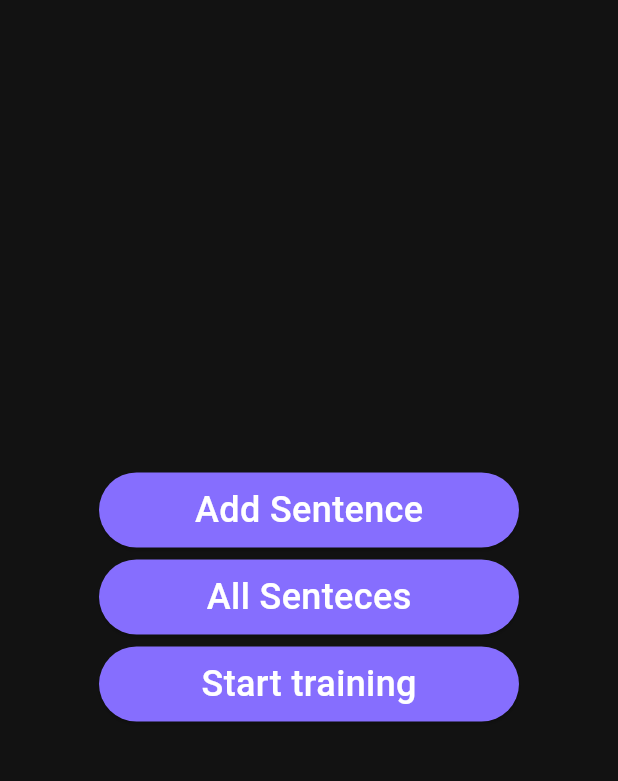
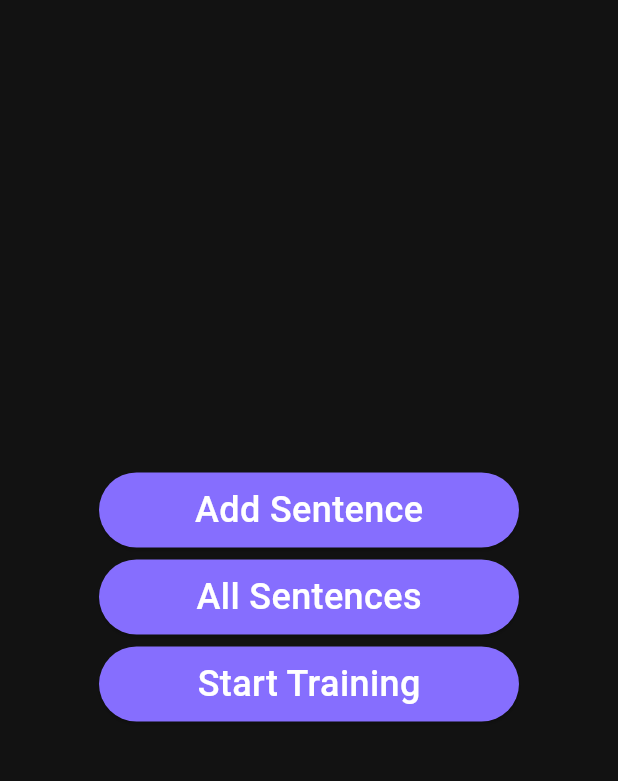
Before and after one commit to ana-znv/translate_trainer, a Flutter app: the screen it shows after launch, on a phone screen of 412 x 824 dp, the part 63-844 px from its top. Run offline on Flutter 3.47's test engine with Material 3 defaults, Android fonts, the phone set to English and light mode, and no system bars.

Commit message:
reformated all the project

```diff
--- /dev/null
+++ b/lib/app.dart
@@ -0,0 +1,17 @@
+import 'package:flutter/material.dart';
+import 'package:translate_trainer/router/routes.dart';
+import 'package:translate_trainer/theme/theme.dart';
+
+class TranslateTrainer extends StatelessWidget {
+  const TranslateTrainer({super.key});
+
+  @override
+  Widget build(BuildContext context) {
+    return MaterialApp(
+      title: 'Flutter Demo',
+      theme: darkTheme,
+      initialRoute: '/',
+      routes: routes,
+    );
+  }
+}
--- /dev/null
+++ b/lib/features/add_sentence/add_sentence.dart
@@ -0,0 +1 @@
+export 'view/add_sentence_screen.dart';
--- /dev/null
+++ b/lib/features/add_sentence/view/add_sentence_screen.dart
@@ -0,0 +1,20 @@
+import 'package:flutter/material.dart';
+
+class AddSentenceScreen extends StatelessWidget {
+  const AddSentenceScreen({super.key});
+
+  @override
+  Widget build(BuildContext context) {
+    return Scaffold(
+      appBar: AppBar(
+        leading: IconButton(
+          onPressed: () {
+            Navigator.pop(context);
+          },
+          icon: Icon(Icons.arrow_back_ios, color: Colors.white),
+        ),
+        title: Text("Add sentence", style: TextStyle(color: Colors.white)),
+      ),
+    );
+  }
+}
--- /dev/null
+++ b/lib/features/home/home.dart
@@ -0,0 +1 @@
+export 'view/home_screen.dart';
--- /dev/null
+++ b/lib/features/home/view/home_screen.dart
@@ -0,0 +1,39 @@
+import 'package:flutter/material.dart';
+import 'package:translate_trainer/features/home/widgets/home_element_box.dart';
+
+class HomeScreen extends StatefulWidget {
+  const HomeScreen({super.key});
+
+  @override
+  State<HomeScreen> createState() => _HomeScreenState();
+}
+
+class _HomeScreenState extends State<HomeScreen> {
+  @override
+  Widget build(BuildContext context) {
+    return Scaffold(
+      appBar: AppBar(
+        title: Text("Translate Trainer", style: TextStyle(color: Colors.white)),
+        actions: [
+          Icon(Icons.search, color: Colors.white),
+          Padding(padding: EdgeInsets.all(10)),
+          Icon(Icons.notifications_outlined, color: Colors.white),
+          Padding(padding: EdgeInsets.only(right: 20)),
+        ],
+        centerTitle: false,
+      ),
+      body: Center(
+        child: Column(
+          mainAxisAlignment: MainAxisAlignment.center,
+          children: <Widget>[
+            HomeElementBox(screenRoute: '/second', text: 'Add Sentence'),
+            Padding(padding: EdgeInsets.symmetric(vertical: 4)),
+            HomeElementBox(screenRoute: '/second', text: 'All Sentences'),
+            Padding(padding: EdgeInsets.symmetric(vertical: 4)),
+            HomeElementBox(screenRoute: '/second', text: 'Start Training'),
+          ],
+        ),
+      ),
+    );
+  }
+}
--- /dev/null
+++ b/lib/features/home/widgets/home_element_box.dart
@@ -0,0 +1,32 @@
+import 'package:flutter/material.dart';
+
+class HomeElementBox extends StatelessWidget {
+  const HomeElementBox({
+    super.key,
+    required this.screenRoute,
+    required this.text,
+  });
+
+  final String screenRoute;
+  final String text;
+
+  @override
+  Widget build(BuildContext context) {
+    final theme = Theme.of(context);
+
+    WidgetStateProperty<Color> buttonBackgroundColor = WidgetStateProperty.all(
+      Color.fromARGB(255, 134, 110, 254),
+    );
+    return SizedBox(
+      height: 50,
+      width: 280,
+      child: ElevatedButton(
+        onPressed: () {
+          Navigator.pushNamed(context, screenRoute);
+        },
+        style: ButtonStyle(backgroundColor: buttonBackgroundColor),
+        child: Text(text, style: theme.textTheme.bodyMedium),
+      ),
+    );
+  }
+}
--- a/lib/main.dart
+++ b/lib/main.dart
@@ -1,125 +1,6 @@
 import 'package:flutter/material.dart';
+import 'package:translate_trainer/app.dart';
 
 void main() {
-  runApp(const TranslateTrainer());
+  runApp(TranslateTrainer());
 }
-
-class TranslateTrainer extends StatelessWidget {
-  const TranslateTrainer({super.key});
-
-  @override
-  Widget build(BuildContext context) {
-    return MaterialApp(
-      title: 'Flutter Demo',
-      theme: ThemeData(
-        appBarTheme: AppBarTheme(
-          backgroundColor: const Color.fromARGB(255, 18, 18, 18),
-        ),
-        textTheme: TextTheme(
-          bodyMedium: TextStyle(
-            color: Colors.white,
-            fontSize: 24,
-            fontWeight: FontWeight.w500,
-          ),
-        ),
-        colorScheme: ColorScheme.fromSeed(seedColor: Colors.black),
-        scaffoldBackgroundColor: const Color.fromARGB(255, 18, 18, 18),
-      ),
-      initialRoute: '/',
-      routes: {
-        '/': (context) => const MainScreen(),
-        '/second': (context) => const AddSentenceScreen(),
-      },
-    );
-  }
-}
-
-class MainScreen extends StatefulWidget {
-  const MainScreen({super.key});
-
-  @override
-  State<MainScreen> createState() => _MainScreenState();
-}
-
-class _MainScreenState extends State<MainScreen> {
-  WidgetStateProperty<Color> buttonBackgroundColor = WidgetStateProperty.all(
-    Color.fromARGB(255, 134, 110, 254),
-  );
-
-  @override
-  Widget build(BuildContext context) {
-    final theme = Theme.of(context);
-    return Scaffold(
-      appBar: AppBar(
-        title: Text("Translate Trainer", style: TextStyle(color: Colors.white)),
-        actions: [
-          Icon(Icons.search, color: Colors.white),
-          Padding(padding: EdgeInsets.all(10)),
-          Icon(Icons.notifications_outlined, color: Colors.white),
-          Padding(padding: EdgeInsets.only(right: 20)),
-        ],
-        centerTitle: false,
-      ),
-      body: Center(
-        child: Column(
-          mainAxisAlignment: MainAxisAlignment.center,
-          children: <Widget>[
-            SizedBox(
-              height: 50,
-              width: 280,
-              child: ElevatedButton(
-                onPressed: () {
-                  Navigator.pushNamed(context, '/second');
-                },
-                style: ButtonStyle(backgroundColor: buttonBackgroundColor),
-                child: Text("Add Sentence", style: theme.textTheme.bodyMedium),
-              ),
-            ),
-            Padding(padding: EdgeInsets.symmetric(vertical: 4)),
-            SizedBox(
-              height: 50,
-              width: 280,
-              child: ElevatedButton(
-                onPressed: () {},
-                style: ButtonStyle(backgroundColor: buttonBackgroundColor),
-                child: Text("All Senteces", style: theme.textTheme.bodyMedium),
-              ),
-            ),
-            Padding(padding: EdgeInsets.symmetric(vertical: 4)),
-            SizedBox(
-              height: 50,
-              width: 280,
-              child: ElevatedButton(
-                onPressed: () {},
-                style: ButtonStyle(backgroundColor: buttonBackgroundColor),
-                child: Text(
-                  "Start training",
-                  style: theme.textTheme.bodyMedium,
-                ),
-              ),
-            ),
-          ],
-        ),
-      ),
-    );
-  }
-}
-
-class AddSentenceScreen extends StatelessWidget {
-  const AddSentenceScreen({super.key});
-
-  @override
-  Widget build(BuildContext context) {
-    return Scaffold(
-      appBar: AppBar(
-        leading: IconButton(
-          onPressed: () {
-            Navigator.pop(context);
-          },
-          icon: Icon(Icons.arrow_back_ios, color: Colors.white),
-        ),
-        title: Text("Add sentence", style: TextStyle(color: Colors.white)),
-      ),
-    );
-  }
-}
--- /dev/null
+++ b/lib/router/routes.dart
@@ -0,0 +1,7 @@
+import 'package:translate_trainer/features/add_sentence/add_sentence.dart';
+import 'package:translate_trainer/features/home/home.dart';
+
+final routes = {
+  '/': (context) => const HomeScreen(),
+  '/second': (context) => const AddSentenceScreen(),
+};
--- /dev/null
+++ b/lib/theme/theme.dart
@@ -0,0 +1,16 @@
+import 'package:flutter/material.dart';
+
+final darkTheme = ThemeData(
+  appBarTheme: AppBarTheme(
+    backgroundColor: const Color.fromARGB(255, 18, 18, 18),
+  ),
+  textTheme: TextTheme(
+    bodyMedium: TextStyle(
+      color: Colors.white,
+      fontSize: 24,
+      fontWeight: FontWeight.w500,
+    ),
+  ),
+  colorScheme: ColorScheme.fromSeed(seedColor: Colors.black),
+  scaffoldBackgroundColor: const Color.fromARGB(255, 18, 18, 18),
+);
```
